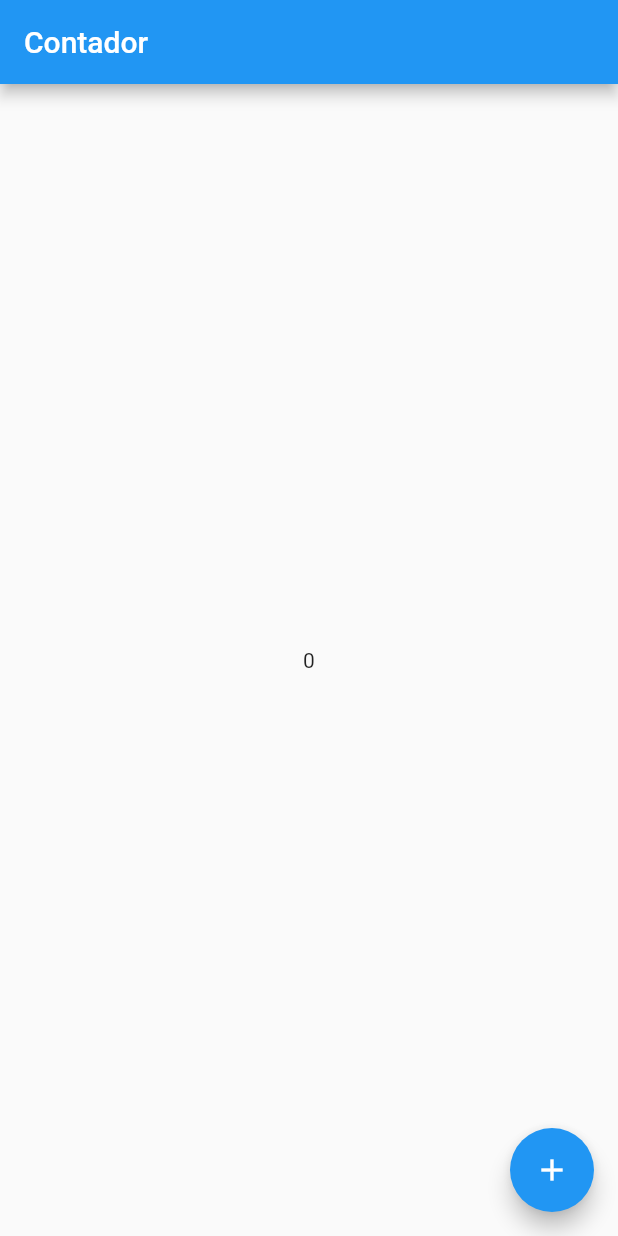
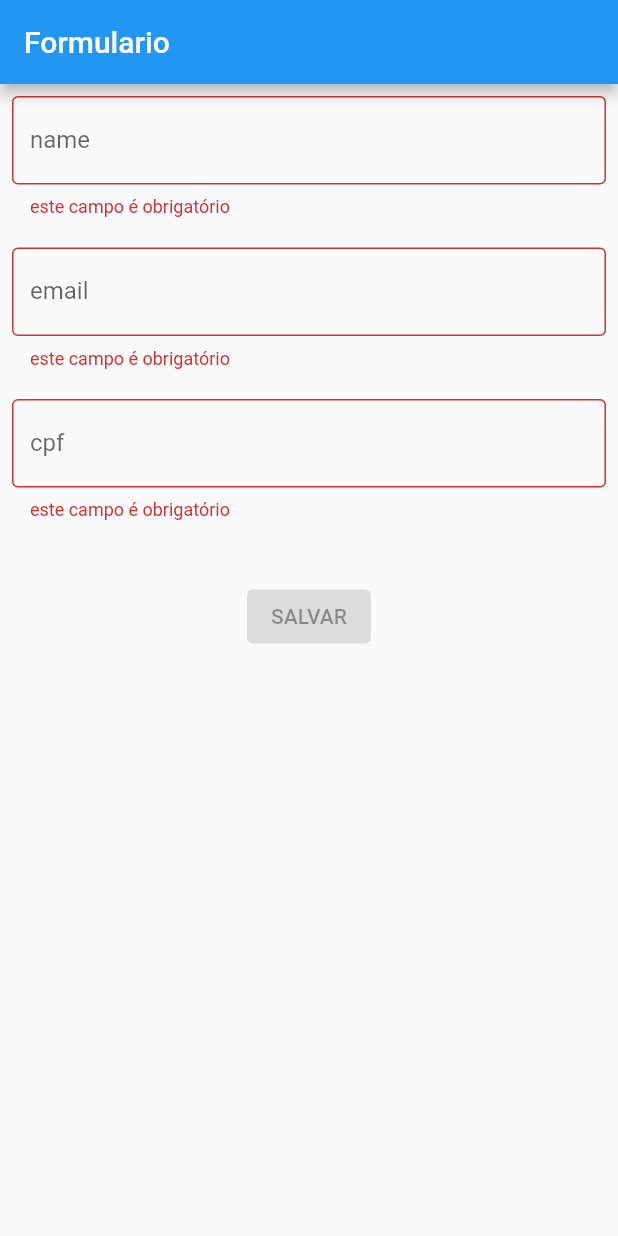
Before and after one commit to LeonardFerrer/Aula-Flutter-Mobx, a Flutter app: the screen it shows after launch, on a phone screen of 412 x 824 dp. Run offline on Flutter 3.47's test engine with Material 2 defaults, Android fonts, the light colour scheme and no system bars; our stand-ins replace flutter_mobx, mobx; generated files the repository leaves out were written again.

Commit message:
adicionarndo aula 2 formularios reativos

```diff
--- /dev/null
+++ b/lib/a2_formulario/controller.dart
@@ -0,0 +1,56 @@
+import 'package:mobx/mobx.dart';
+
+import 'models/client.dart';
+part 'controller.g.dart';
+
+class Controller = _ControllerBase with _$Controller;
+
+abstract class _ControllerBase with Store {
+  var client = Client();
+
+  @computed
+  bool get isValid {
+    return validateName() == null && validateEmail() == null;
+  }
+
+  ///Função para validação do nome:
+  // o sufixo ? em "STRING?" marca a função como non-null
+  String? validateName() {
+    if (client.name == null) {
+      return "este campo é obrigatório";
+    } else {
+      if (client.name!.isEmpty) {
+        return "este campo é obrigatório";
+      } else if (client.name!.length < 3) {
+        return "Nome precisa ser maior que 3 caracteres";
+      }
+    }
+    return null;
+  }
+
+  ///Validar o email inserido pelo usuario
+  String? validateEmail() {
+    if (client.email == null) {
+      return "este campo é obrigatório";
+    } else {
+      if (client.email!.isEmpty) {
+        return "este campo é obrigatório";
+      } else if (!client.email!.contains("@")) {
+        return "use um email valido";
+      }
+    }
+    return null;
+  }
+
+  //valida o cpf inserido pelo usuario
+  String? validateCpf() {
+    if (client.cpf == null) {
+      return "este campo é obrigatório";
+    } else {
+      if (client.cpf!.length != 11) {
+        return "cpf inválido";
+      }
+    }
+    return null;
+  }
+}
--- /dev/null
+++ b/lib/a2_formulario/home_page.dart
@@ -0,0 +1,91 @@
+import 'package:flutter/material.dart';
+import 'package:flutter_mobx/flutter_mobx.dart';
+
+import 'controller.dart';
+
+class HomePage extends StatefulWidget {
+  const HomePage({Key? key}) : super(key: key);
+
+  @override
+  _HomePageState createState() => _HomePageState();
+}
+
+class _HomePageState extends State<HomePage> {
+  final controller = Controller();
+
+  ///Classe para gerar TextFields padrão
+  //o prefixo REQUIRED deve ser usado para garantir que essa informação não seja nula
+  //o sufixo ? serve para indiccar que nenhum valor foi fornecido ainda
+  _textField(
+      {required String labelText,
+      required onChanged,
+      required String? Function() errorText}) {
+    return TextField(
+        onChanged: onChanged,
+        decoration: InputDecoration(
+          border: const OutlineInputBorder(),
+          labelText: labelText,
+          errorText: errorText(),
+        ));
+  }
+
+  @override
+  Widget build(BuildContext context) {
+    return Scaffold(
+        appBar: AppBar(
+          title: const Text('Formulario'),
+        ),
+        body: Padding(
+          padding: const EdgeInsets.all(8.0),
+          child: Column(
+            children: <Widget>[
+              Observer(
+                builder: (_) {
+                  return _textField(
+                      labelText: "name",
+                      onChanged: controller.client.changeName,
+                      errorText: controller.validateName);
+                },
+              ),
+              // ignore: prefer_const_constructors
+              SizedBox(
+                height: 20,
+              ),
+              Observer(
+                builder: (_) {
+                  return _textField(
+                      labelText: "email",
+                      onChanged: controller.client.changeEmail,
+                      errorText: controller.validateEmail);
+                },
+              ),
+              // ignore: prefer_const_constructors
+              SizedBox(
+                height: 20,
+              ),
+              Observer(
+                builder: (_) {
+                  return _textField(
+                      labelText: "cpf",
+                      onChanged: controller.client.changeCpf,
+                      errorText: controller.validateCpf);
+                },
+              ),
+              // ignore: prefer_const_constructors
+              SizedBox(
+                height: 40,
+              ),
+              Observer(
+                builder: (_) {
+                  return ElevatedButton(
+                      // Se estiver valido os campos do formulario,onPressed é ativado
+                      // e executa uma ação, caso contrário o botão se mantém desativado
+                      onPressed: controller.isValid ? () {} : null,
+                      child: const Text('SALVAR'));
+                },
+              ),
+            ],
+          ),
+        ));
+  }
+}
--- /dev/null
+++ b/lib/a2_formulario/models/client.dart
@@ -0,0 +1,22 @@
+import 'package:mobx/mobx.dart';
+part 'client.g.dart';
+
+class Client = _ClientBase with _$Client;
+
+// Colocar o sufixo ? no tipo, tornar a variavel anulavél
+abstract class _ClientBase with Store {
+  @observable
+  String? name;
+  @action
+  changeName(String value) => name = value;
+
+  @observable
+  String? email;
+  @action
+  changeEmail(String value) => email = value;
+
+  @observable
+  String? cpf;
+  @action
+  changeCpf(String value) => cpf = value;
+}
--- a/lib/main.dart
+++ b/lib/main.dart
@@ -1,5 +1,6 @@
-import 'package:aula_mobx/aula1/home_page.dart';
 import 'package:flutter/material.dart';
+
+import 'a2_formulario/home_page.dart';
 
 void main() {
   runApp(const MyApp());
--- a/pubspec.yaml
+++ b/pubspec.yaml
@@ -39,6 +39,9 @@ dependencies:
 dev_dependencies:
   flutter_test:
     sdk: flutter
+
+  mobx_codegen:
+  build_runner:
 
   # The "flutter_lints" package below contains a set of recommended lints to
   # encourage good coding practices. The lint set provided by the package is
```
Also changed, not shown: lib/a2_formulario/controller.g.dart (added), lib/a2_formulario/models/client.g.dart (added), pubspec.lock, 1 other file.
